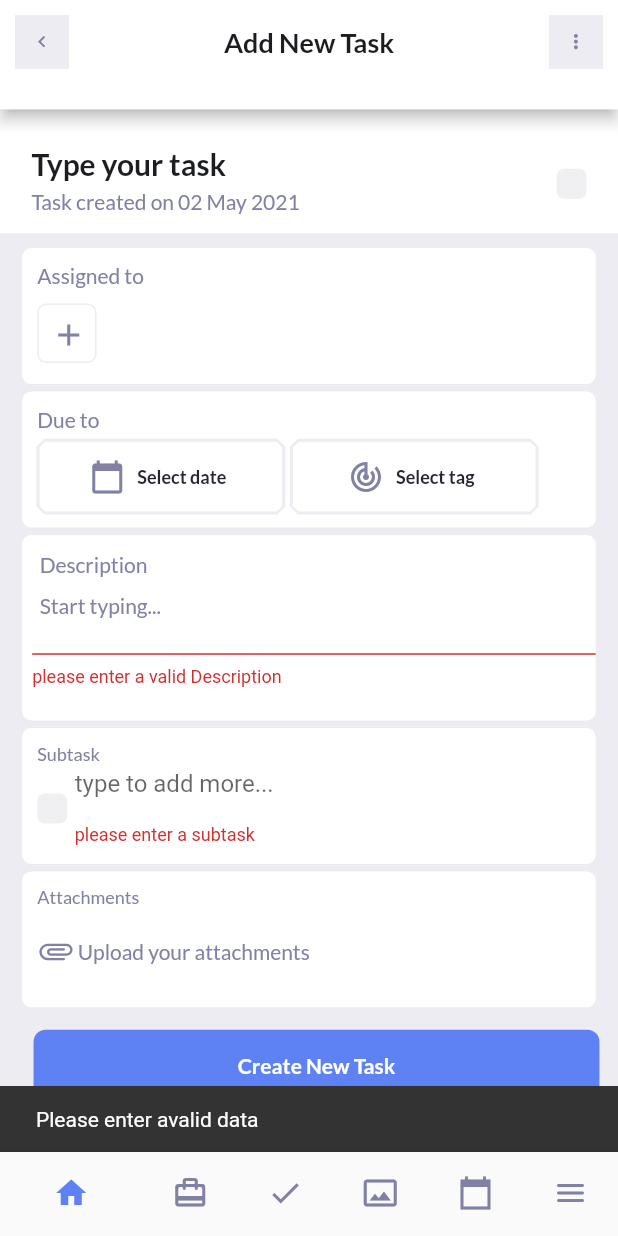
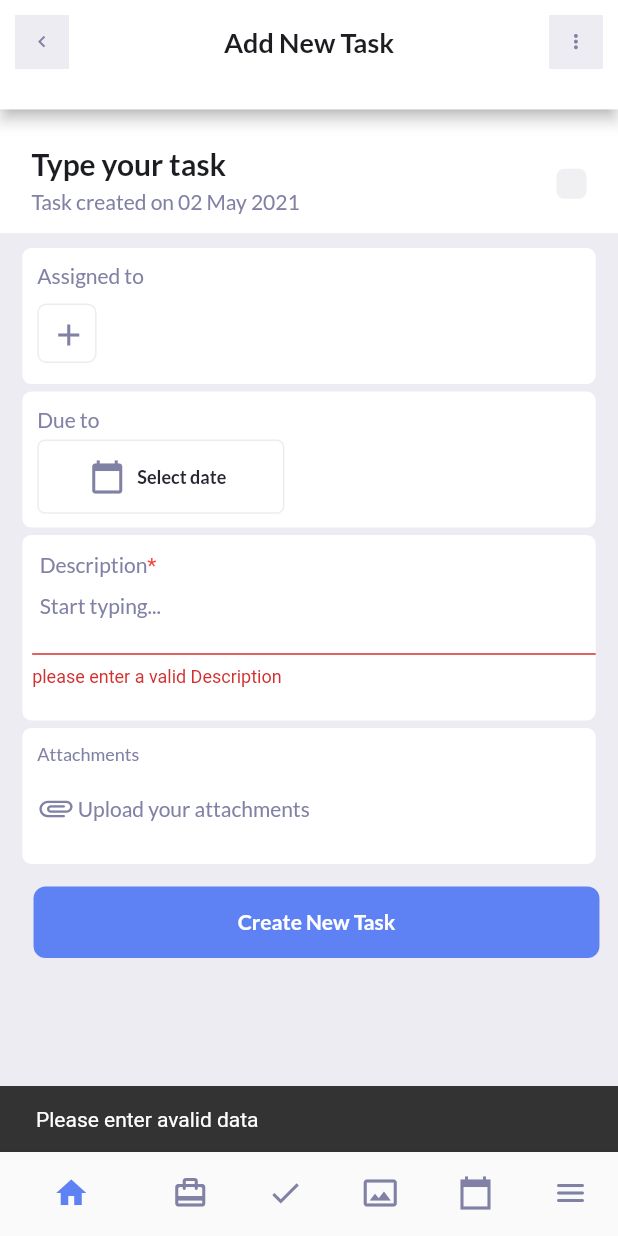
Before and after one commit to nourraouf/CRM_TaskFeature, a Flutter app: the AddTask screen opened by its route, after a tap on "Create New Task", on a phone screen of 412 x 824 dp. Run offline on Flutter 3.47's test engine with Material 2 defaults, Android fonts, the light colour scheme and no system bars; our stand-ins replace file_picker.

Commit message:
add task modifications

```diff
--- a/lib/screens/add_new_task.dart
+++ b/lib/screens/add_new_task.dart
@@ -1,18 +1,18 @@
 import 'package:crm_task_feature/Constants.dart';
 import 'package:crm_task_feature/models/task.dart';
 import 'package:crm_task_feature/providers.dart/tasks.dart';
-import 'package:crm_task_feature/screens/not_implemented.dart';
+
 import 'package:crm_task_feature/widgets/Navigation_bar.dart';
 import 'package:crm_task_feature/widgets/Select_button.dart';
 import 'package:crm_task_feature/widgets/add_assigned.dart';
 import 'package:crm_task_feature/widgets/add_attachments.dart';
 import 'package:crm_task_feature/widgets/add_description.dart';
 import 'package:crm_task_feature/widgets/custom_appbar.dart';
-import 'package:crm_task_feature/widgets/custom_checkbox.dart';
+
 import 'package:crm_task_feature/widgets/type_new_task.dart';
 import 'package:file_picker/file_picker.dart';
 import 'package:flutter/material.dart';
-import 'package:flutter/services.dart';
+
 import 'package:intl/intl.dart';
 import 'package:provider/provider.dart';
 
@@ -31,9 +31,7 @@ class _AddTaskState extends State<AddTask> {
   final _subTask = TextEditingController();
   String filename = null;
   bool _submit(BuildContext context) {
-    if (_addFormKey.currentState.validate() &&
-        selectedDate != null &&
-        attachments != null) {
+    if (_addFormKey.currentState.validate() && selectedDate != null) {
       _addFormKey.currentState.save();
       Provider.of<Tasks>(context, listen: false).addTask(Task(
           assignedTo: '',
@@ -48,8 +46,7 @@ class _AddTaskState extends State<AddTask> {
       selectedDate = null;
       return true;
     }
-    print(_description.text);
-    print(_subTask.text);
+
     return false;
   }
 
@@ -84,10 +81,6 @@ class _AddTaskState extends State<AddTask> {
         });
     }
 
-    void notImplemented(BuildContext context) {
-      print('not implemented');
-    }
-
     var height = MediaQuery.of(context).size.height;
     var width = MediaQuery.of(context).size.width;
 
@@ -109,6 +102,7 @@ class _AddTaskState extends State<AddTask> {
             child: Column(
           children: <Widget>[
             //type new task
+            //************************************************************* */
             Container(
               padding: EdgeInsets.fromLTRB(5, 5, 5, 5),
               height: height * 0.1,
@@ -148,21 +142,10 @@ class _AddTaskState extends State<AddTask> {
                                 Icons.calendar_today,
                                 color: ColorPalette.secondaryColor,
                               ),
-                              text: 'Select date',
+                              text: selectedDate == null
+                                  ? 'Select date'
+                                  : f.format(selectedDate),
                               onButtonPressed: _selectDate,
-                            ),
-                            SizedBox(
-                              width: width * 0.01,
-                            ),
-                            SelectButton(
-                              width: width,
-                              height: height,
-                              icon: Icon(
-                                Icons.track_changes_sharp,
-                                color: ColorPalette.secondaryColor,
-                              ),
-                              text: 'Select tag',
-                              onButtonPressed: notImplemented,
                             ),
                           ]),
                     ),
@@ -173,55 +156,7 @@ class _AddTaskState extends State<AddTask> {
             AddDescription(
               discontroller: _description,
             ),
-            Container(
-              padding: EdgeInsets.only(left: 10, top: 10),
-              margin: EdgeInsets.fromLTRB(width * 0.034, 0, width * 0.034, 5),
-              height: height * 0.11,
-              width: width * 0.928,
-              decoration: BoxDecoration(
-                  borderRadius: BorderRadius.circular(6),
-                  color: ColorPalette.solidWhite),
-              child: SingleChildScrollView(
-                child: Column(
-                  crossAxisAlignment: CrossAxisAlignment.start,
-                  children: <Widget>[
-                    Padding(
-                      padding: const EdgeInsets.only(bottom: 5),
-                      child: const Text("Subtask", style: Styles.greyText2),
-                    ),
-                    Container(
-                      height: height * 0.06,
-                      child: Row(children: <Widget>[
-                        CustomCheckbox(isChecked: false),
-                        Container(
-                            width: width * 0.8,
-                            padding: const EdgeInsets.only(left: 5),
-                            child: TextFormField(
-                              controller: _subTask,
-                              validator: (value) {
-                                if (value.isEmpty)
-                                  return 'please enter a subtask';
-                                return null;
-                              },
-                              inputFormatters: [
-                                FilteringTextInputFormatter.deny(
-                                    RegExp(r"[a-zA-Z]+\s"))
-                              ],
-                              cursorColor: ColorPalette.primaryColor,
-                              decoration: InputDecoration(
-                                  border: InputBorder.none,
-                                  focusedBorder: InputBorder.none,
-                                  enabledBorder: InputBorder.none,
-                                  errorBorder: InputBorder.none,
-                                  disabledBorder: InputBorder.none,
-                                  hintText: "type to add more..."),
-                            ))
-                      ]),
-                    ),
-                  ],
-                ),
-              ),
-            ),
+
             Container(
               padding: EdgeInsets.only(left: 10, top: 10),
               margin: EdgeInsets.fromLTRB(width * 0.034, 0, width * 0.034, 5),
--- a/lib/widgets/Select_button.dart
+++ b/lib/widgets/Select_button.dart
@@ -37,7 +37,7 @@ class SelectButton extends StatelessWidget {
           style: ElevatedButton.styleFrom(
               primary: ColorPalette.solidWhite,
               elevation: 0,
-              shape: const BeveledRectangleBorder(
+              shape: const RoundedRectangleBorder(
                   borderRadius: BorderRadius.all(Radius.circular(5))),
               side: BorderSide(color: Color(0xffECECF2), width: 1)),
           onPressed: () {
--- a/lib/widgets/add_description.dart
+++ b/lib/widgets/add_description.dart
@@ -24,13 +24,21 @@ class AddDescription extends StatelessWidget {
         child: Column(
           crossAxisAlignment: CrossAxisAlignment.start,
           children: <Widget>[
-            Padding(
+            Container(
+              //    width: double.infinity,
               padding: const EdgeInsets.all(5),
-              child: FittedBox(
-                child: const Text(
-                  'Description',
-                  style: Styles.greyText,
-                ),
+              child: Row(
+                //  scrollDirection: Axis.horizontal,
+                children: <Widget>[
+                  const Text(
+                    'Description',
+                    style: Styles.greyText,
+                  ),
+                  const Text(
+                    '*',
+                    style: TextStyle(color: Colors.red),
+                  ),
+                ],
               ),
             ),
             Padding(
--- a/lib/widgets/task_card.dart
+++ b/lib/widgets/task_card.dart
@@ -22,7 +22,9 @@ class TaskCard extends StatelessWidget {
     var height = MediaQuery.of(context).size.height;
     var width = MediaQuery.of(context).size.width;
     return Container(
-      color: ColorPalette.solidWhite,
+      decoration: BoxDecoration(
+          color: ColorPalette.solidWhite,
+          borderRadius: BorderRadius.circular(8)),
       width: width * 0.34,
       height: height * 0.18,
       child: SingleChildScrollView(
```
